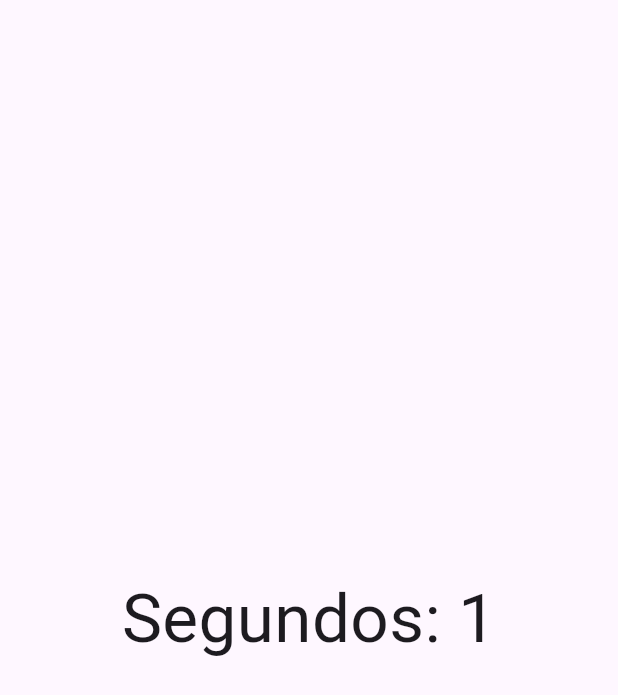
After one commit to fr4nsgallegos/firebaecone2g13, a Flutter app: the StreamFirestorePage screen opened directly, after a tap on "temporizador stream", on a phone screen of 412 x 824 dp. The commit adds this screen. Shown: the top 695 px of the screen. Run offline on Flutter 3.47's test engine with Material 3 defaults, Android fonts, the phone set to English and light mode, and no system bars; our stand-ins replace cloud_firestore, firebase_core; accounts and stored records are empty.

Commit message:
stream temporizador

```diff
--- a/lib/pages/streams/stream_firestore_page.dart
+++ b/lib/pages/streams/stream_firestore_page.dart
@@ -1,6 +1,7 @@
 import 'package:cloud_firestore/cloud_firestore.dart';
 import 'package:firebaecone2g13/pages/streams/contador_stream_controller.dart';
 import 'package:firebaecone2g13/pages/streams/multiple_stream_controller.dart';
+import 'package:firebaecone2g13/pages/streams/temporizador_stream.dart';
 import 'package:flutter/material.dart';
 
 class StreamFirestorePage extends StatelessWidget {
@@ -92,6 +93,15 @@ class StreamFirestorePage extends StatelessWidget {
               },
               child: Text("Multiples Streams"),
             ),
+            ElevatedButton(
+              onPressed: () {
+                Navigator.push(
+                  context,
+                  MaterialPageRoute(builder: (context) => TemporizadorStream()),
+                );
+              },
+              child: Text("temporizador stream"),
+            ),
             SizedBox(height: 32),
           ],
         ),
--- /dev/null
+++ b/lib/pages/streams/temporizador_stream.dart
@@ -0,0 +1,39 @@
+import 'package:flutter/material.dart';
+
+class TemporizadorStream extends StatelessWidget {
+  TemporizadorStream({super.key});
+
+  Stream<int> temporizador() async* {
+    int segundos = 0;
+    while (true) {
+      await Future.delayed(Duration(seconds: 1));
+      yield ++segundos;
+    }
+  }
+
+  @override
+  Widget build(BuildContext context) {
+    return Scaffold(
+      body: Center(
+        child: Column(
+          mainAxisSize: MainAxisSize.min,
+          children: [
+            StreamBuilder(
+              stream: temporizador(),
+              builder: (BuildContext context, AsyncSnapshot snapshot) {
+                if (snapshot.hasData) {
+                  return Text(
+                    "Segundos: ${snapshot.data}",
+                    style: TextStyle(fontSize: 45),
+                  );
+                } else {
+                  return Center(child: CircularProgressIndicator());
+                }
+              },
+            ),
+          ],
+        ),
+      ),
+    );
+  }
+}
```
